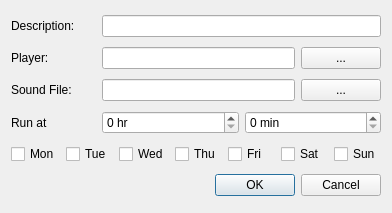
Qt form src/alarmdialog.ui (loimu/zeit) before a commit.
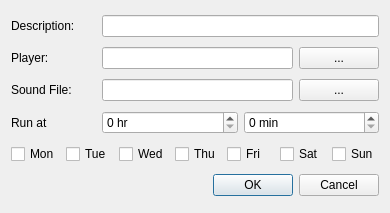
The same form after that commit.

Commit message: zeit: clear button enabled everywhere

What changed in the file:
```diff
--- a/src/alarmdialog.ui
+++ b/src/alarmdialog.ui
@@ -6,7 +6,7 @@
    <rect>
     <x>0</x>
     <y>0</y>
-    <width>392</width>
+    <width>390</width>
     <height>213</height>
    </rect>
   </property>
@@ -30,7 +30,11 @@
       </widget>
      </item>
      <item>
-      <widget class="QLineEdit" name="lineEditComment"/>
+      <widget class="QLineEdit" name="lineEditComment">
+       <property name="clearButtonEnabled">
+        <bool>true</bool>
+       </property>
+      </widget>
      </item>
     </layout>
    </item>
@@ -50,7 +54,11 @@
       </widget>
      </item>
      <item>
-      <widget class="QLineEdit" name="lineEditPlayer"/>
+      <widget class="QLineEdit" name="lineEditPlayer">
+       <property name="clearButtonEnabled">
+        <bool>true</bool>
+       </property>
+      </widget>
      </item>
      <item>
       <widget class="QPushButton" name="pushButtonPlayer">
@@ -77,7 +85,11 @@
       </widget>
      </item>
      <item>
-      <widget class="QLineEdit" name="lineEditSoundFile"/>
+      <widget class="QLineEdit" name="lineEditSoundFile">
+       <property name="clearButtonEnabled">
+        <bool>true</bool>
+       </property>
+      </widget>
      </item>
      <item>
       <widget class="QPushButton" name="pushButtonSoundFile">
```
The commit also changes 4 other files.
